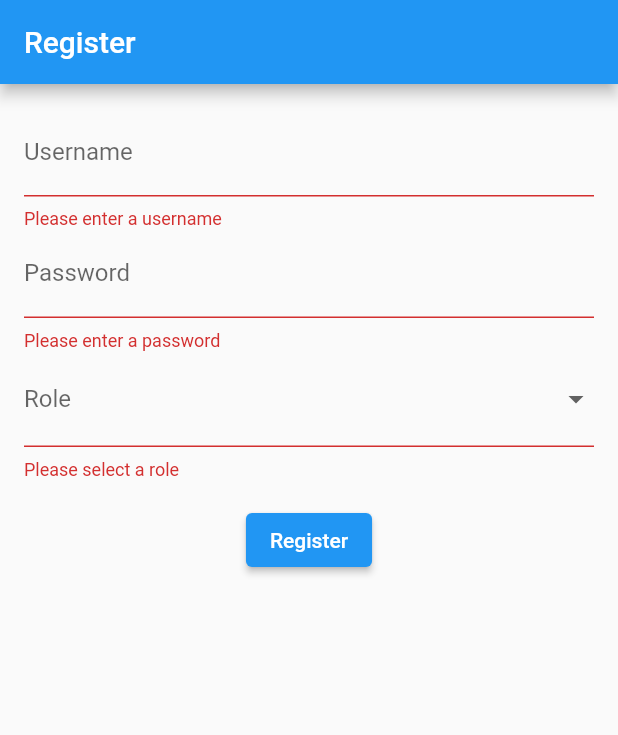
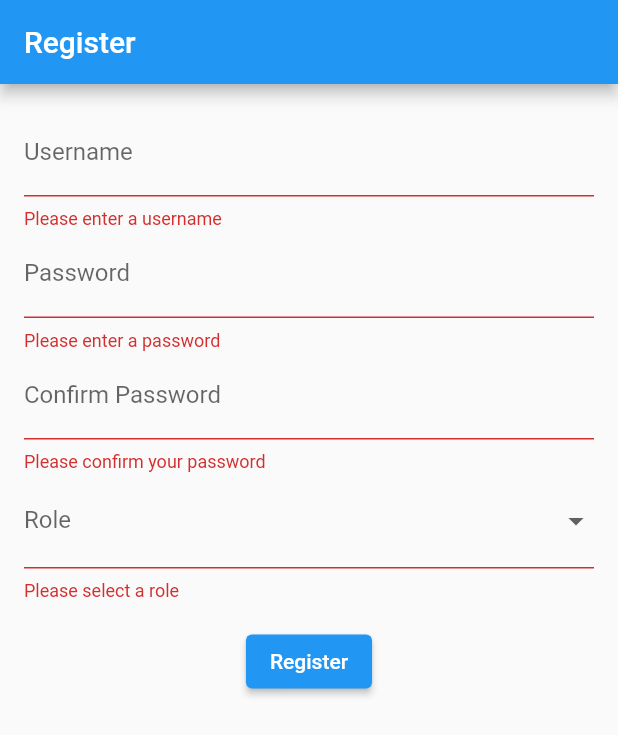
Before and after one commit to IsaiDiaz/security_project, a Flutter app: the RegisterPage screen opened directly, after a tap on "Register", on a phone screen of 412 x 824 dp. Shown: the top 735 px of the screen. Run offline on Flutter 3.47's test engine with Material 2 defaults, Android fonts, the phone set to English and light mode, and no system bars.

Commit message:
Agregada confirmacion de contraseña y codigo de administrador para la creacion de usuarios de tipo administrador

```diff
--- a/lib/pages/register_page.dart
+++ b/lib/pages/register_page.dart
@@ -10,8 +10,11 @@ class RegisterPage extends StatefulWidget {
 
 class _RegisterPageState extends State<RegisterPage> {
   final _formKey = GlobalKey<FormState>();
+  final String _adminCode = "admin";
   String _username = "";
   String _password = "";
+  String _adminCodeInput = "";
+  String _confirmPassword = "";
   Role _role = Role.user;
 
   @override
@@ -45,12 +48,48 @@ class _RegisterPageState extends State<RegisterPage> {
                     validator: (value) {
                       if (value!.isEmpty) {
                         return 'Please enter a password';
+                      }else{
+                        setState(() {
+                        _password = value!;
+                        });
                       }
                       return null;
                     },
                     onSaved: (value) {
                         _password = value!;
                     },
+                  ),
+                  TextFormField(
+                    obscureText: true,
+                    decoration: InputDecoration(labelText: 'Confirm Password'),
+                    validator: (value) {
+                      if (value!.isEmpty) {
+                        return 'Please confirm your password';
+                      }
+                      if (value != _password) {
+                        return 'Passwords do not match';
+                      }else{
+                        return null;
+                      }
+                    },
+                    onSaved: (value) {
+                      _confirmPassword = value!;
+                    },
+                  ),
+                  Visibility(visible: _role == Role.admin,
+                  child: TextFormField(
+                    obscureText: true,
+                    decoration: InputDecoration(labelText: 'Admin Code'),
+                    validator: (value) {
+                      if (value!.isEmpty) {
+                        return 'Please enter an admin code';
+                      }
+                      return null;
+                    },
+                    onSaved: (value) {
+                      _adminCodeInput = value!;
+                    },
+                  ),
                   ),
                   DropdownButtonFormField(
                     //value: _role,
@@ -84,9 +123,17 @@ class _RegisterPageState extends State<RegisterPage> {
                             password: _password,
                             role: _role);
 
+                        if( _password != _confirmPassword){
+                          _register(context, "Passwords do not match");
+                        }
+
+                        if (_role == Role.admin && _adminCodeInput != _adminCode) {
+                          _register(context, "Invalid admin code");
+                        }else{
                            String message = AuthService.addUser(newUser);
 
                           _register(context, message);
+                        }
                       }
                     },
                     child: Text('Register'),
@@ -97,7 +144,7 @@ class _RegisterPageState extends State<RegisterPage> {
   }
 
   void _register(BuildContext context, String message) {
-    if(message == "User added"){
+    if (message == "User added") {
       showDialog(
           context: context,
           builder: (context) => AlertDialog(
@@ -107,12 +154,13 @@ class _RegisterPageState extends State<RegisterPage> {
                   ElevatedButton(
                       onPressed: () => Navigator.pushReplacement(
                             context,
-                          MaterialPageRoute(builder: (context) => LoginPage()),
+                            MaterialPageRoute(
+                                builder: (context) => LoginPage()),
                           ),
                       child: Text('OK'))
                 ],
               ));
-    }else{
+    } else {
       showDialog(
           context: context,
           builder: (context) => AlertDialog(
@@ -125,6 +173,5 @@ class _RegisterPageState extends State<RegisterPage> {
                 ],
               ));
     }
-
   }
 }
```
Lines whose indentation alone changed are shown as unchanged.
